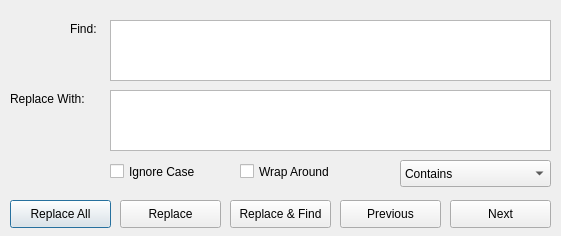
Before: the Qt Designer form finddialog.ui in obiwankennedy/cahootseditor, drawn with Qt 5.
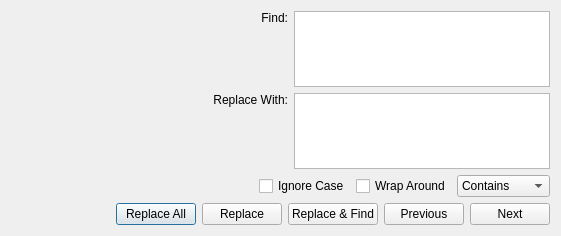
After: the same form once the commit is applied.

Commit message: Find dialog layout changes, David will tweak widget sizes.

Diff of the .ui file:
```diff
--- a/finddialog.ui
+++ b/finddialog.ui
@@ -13,168 +13,176 @@
   <property name="windowTitle">
    <string>Find</string>
   </property>
-  <widget class="QPushButton" name="pushButton">
-   <property name="geometry">
-    <rect>
-     <x>10</x>
-     <y>200</y>
-     <width>101</width>
-     <height>28</height>
-    </rect>
+  <layout class="QVBoxLayout" name="verticalLayout">
+   <property name="spacing">
+    <number>-1</number>
    </property>
-   <property name="text">
-    <string>Replace All</string>
+   <property name="leftMargin">
+    <number>12</number>
    </property>
-  </widget>
-  <widget class="QPushButton" name="pushButton_2">
-   <property name="geometry">
-    <rect>
-     <x>120</x>
-     <y>200</y>
-     <width>101</width>
-     <height>28</height>
-    </rect>
-   </property>
-   <property name="text">
-    <string>Replace</string>
-   </property>
-  </widget>
-  <widget class="QPushButton" name="pushButton_3">
-   <property name="geometry">
-    <rect>
-     <x>230</x>
-     <y>200</y>
-     <width>101</width>
-     <height>28</height>
-    </rect>
-   </property>
-   <property name="text">
-    <string>Replace &amp;&amp; Find</string>
-   </property>
-  </widget>
-  <widget class="QPushButton" name="pushButton_4">
-   <property name="geometry">
-    <rect>
-     <x>340</x>
-     <y>200</y>
-     <width>101</width>
-     <height>28</height>
-    </rect>
-   </property>
-   <property name="text">
-    <string>Previous</string>
-   </property>
-  </widget>
-  <widget class="QPushButton" name="pushButton_5">
-   <property name="geometry">
-    <rect>
-     <x>450</x>
-     <y>200</y>
-     <width>101</width>
-     <height>28</height>
-    </rect>
-   </property>
-   <property name="text">
-    <string>Next</string>
-   </property>
-  </widget>
-  <widget class="QCheckBox" name="checkBox">
-   <property name="geometry">
-    <rect>
-     <x>110</x>
-     <y>160</y>
-     <width>101</width>
-     <height>23</height>
-    </rect>
-   </property>
-   <property name="text">
-    <string>Ignore Case</string>
-   </property>
-  </widget>
-  <widget class="QCheckBox" name="checkBox_2">
-   <property name="geometry">
-    <rect>
-     <x>240</x>
-     <y>160</y>
-     <width>111</width>
-     <height>23</height>
-    </rect>
-   </property>
-   <property name="text">
-    <string>Wrap Around</string>
-   </property>
-  </widget>
-  <widget class="QLabel" name="label">
-   <property name="geometry">
-    <rect>
-     <x>70</x>
-     <y>20</y>
-     <width>31</width>
-     <height>18</height>
-    </rect>
-   </property>
-   <property name="text">
-    <string>Find:</string>
-   </property>
-  </widget>
-  <widget class="QLabel" name="label_2">
-   <property name="geometry">
-    <rect>
-     <x>10</x>
-     <y>90</y>
-     <width>91</width>
-     <height>18</height>
-    </rect>
-   </property>
-   <property name="text">
-    <string>Replace With:</string>
-   </property>
-  </widget>
-  <widget class="QComboBox" name="comboBox">
-   <property name="geometry">
-    <rect>
-     <x>400</x>
-     <y>160</y>
-     <width>151</width>
-     <height>27</height>
-    </rect>
-   </property>
    <item>
-    <property name="text">
-     <string>Contains</string>
-    </property>
+    <layout class="QHBoxLayout" name="horizontalLayout_2">
+     <item>
+      <spacer name="horizontalSpacer_3">
+       <property name="orientation">
+        <enum>Qt::Horizontal</enum>
+       </property>
+       <property name="sizeHint" stdset="0">
+        <size>
+         <width>40</width>
+         <height>20</height>
+        </size>
+       </property>
+      </spacer>
+     </item>
+     <item>
+      <widget class="QLabel" name="label">
+       <property name="text">
+        <string>Find:</string>
+       </property>
+       <property name="alignment">
+        <set>Qt::AlignRight|Qt::AlignTop|Qt::AlignTrailing</set>
+       </property>
+      </widget>
+     </item>
+     <item>
+      <widget class="QTextEdit" name="textEdit"/>
+     </item>
+    </layout>
    </item>
    <item>
-    <property name="text">
-     <string>Starts With</string>
-    </property>
+    <layout class="QHBoxLayout" name="horizontalLayout_3">
+     <item>
+      <spacer name="horizontalSpacer_4">
+       <property name="orientation">
+        <enum>Qt::Horizontal</enum>
+       </property>
+       <property name="sizeHint" stdset="0">
+        <size>
+         <width>40</width>
+         <height>20</height>
+        </size>
+       </property>
+      </spacer>
+     </item>
+     <item>
+      <widget class="QLabel" name="label_2">
+       <property name="text">
+        <string>Replace With:</string>
+       </property>
+       <property name="alignment">
+        <set>Qt::AlignRight|Qt::AlignTop|Qt::AlignTrailing</set>
+       </property>
+      </widget>
+     </item>
+     <item>
+      <widget class="QTextEdit" name="textEdit_2"/>
+     </item>
+    </layout>
    </item>
    <item>
-    <property name="text">
-     <string>Entire Word</string>
-    </property>
+    <layout class="QHBoxLayout" name="horizontalLayout_4">
+     <item>
+      <spacer name="horizontalSpacer_2">
+       <property name="orientation">
+        <enum>Qt::Horizontal</enum>
+       </property>
+       <property name="sizeHint" stdset="0">
+        <size>
+         <width>40</width>
+         <height>20</height>
+        </size>
+       </property>
+      </spacer>
+     </item>
+     <item>
+      <widget class="QCheckBox" name="checkBox">
+       <property name="text">
+        <string>Ignore Case</string>
+       </property>
+      </widget>
+     </item>
+     <item>
+      <widget class="QCheckBox" name="checkBox_2">
+       <property name="text">
+        <string>Wrap Around</string>
+       </property>
+      </widget>
+     </item>
+     <item>
+      <widget class="QComboBox" name="comboBox">
+       <item>
+        <property name="text">
+         <string>Contains</string>
+        </property>
+       </item>
+       <item>
+        <property name="text">
+         <string>Starts With</string>
+        </property>
+       </item>
+       <item>
+        <property name="text">
+         <string>Entire Word</string>
+        </property>
+       </item>
+      </widget>
+     </item>
+    </layout>
    </item>
-  </widget>
-  <widget class="QTextEdit" name="textEdit">
-   <property name="geometry">
-    <rect>
-     <x>110</x>
-     <y>20</y>
-     <width>441</width>
-     <height>61</height>
-    </rect>
-   </property>
-  </widget>
-  <widget class="QTextEdit" name="textEdit_2">
-   <property name="geometry">
-    <rect>
-     <x>110</x>
-     <y>90</y>
-     <width>441</width>
-     <height>61</height>
-    </rect>
-   </property>
-  </widget>
+   <item>
+    <layout class="QHBoxLayout" name="horizontalLayout">
+     <item>
+      <spacer name="horizontalSpacer">
+       <property name="orientation">
+        <enum>Qt::Horizontal</enum>
+       </property>
+       <property name="sizeHint" stdset="0">
+        <size>
+         <width>40</width>
+         <height>20</height>
+        </size>
+       </property>
+      </spacer>
+     </item>
+     <item>
+      <widget class="QPushButton" name="pushButton">
+       <property name="text">
+        <string>Replace All</string>
+       </property>
+      </widget>
+     </item>
+     <item>
+      <widget class="QPushButton" name="pushButton_2">
+       <property name="text">
+        <string>Replace</string>
+       </property>
+      </widget>
+     </item>
+     <item>
+      <widget class="QPushButton" name="pushButton_3">
+       <property name="text">
+        <string>Replace &amp;&amp; Find</string>
+       </property>
+      </widget>
+     </item>
+     <item>
+      <widget class="QPushButton" name="pushButton_4">
+       <property name="text">
+        <string>Previous</string>
+       </property>
+      </widget>
+     </item>
+     <item>
+      <widget class="QPushButton" name="pushButton_5">
+       <property name="text">
+        <string>Next</string>
+       </property>
+      </widget>
+     </item>
+    </layout>
+   </item>
+  </layout>
  </widget>
  <resources/>
  <connections/>
```
